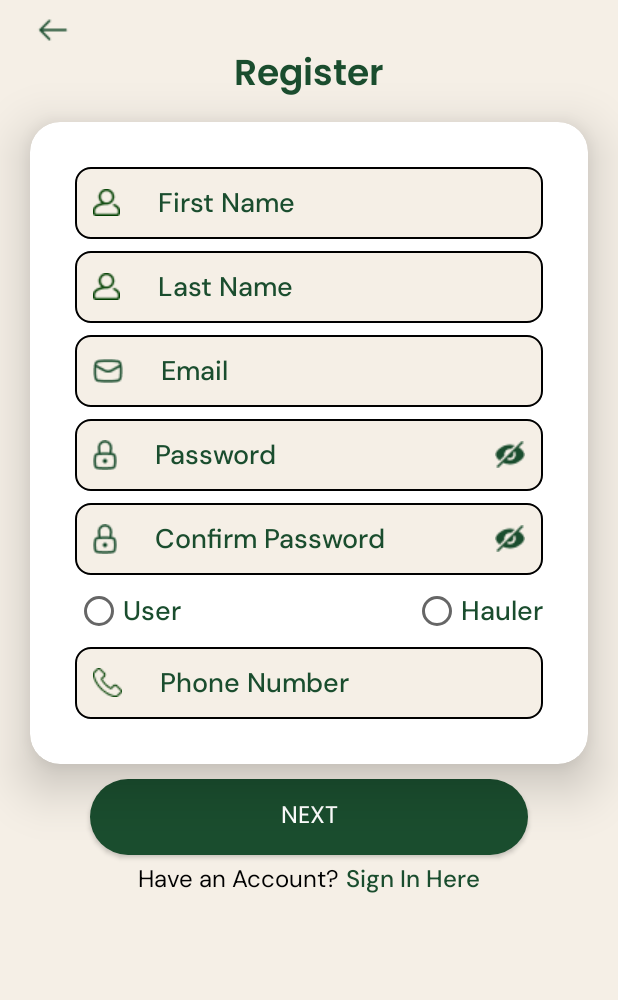
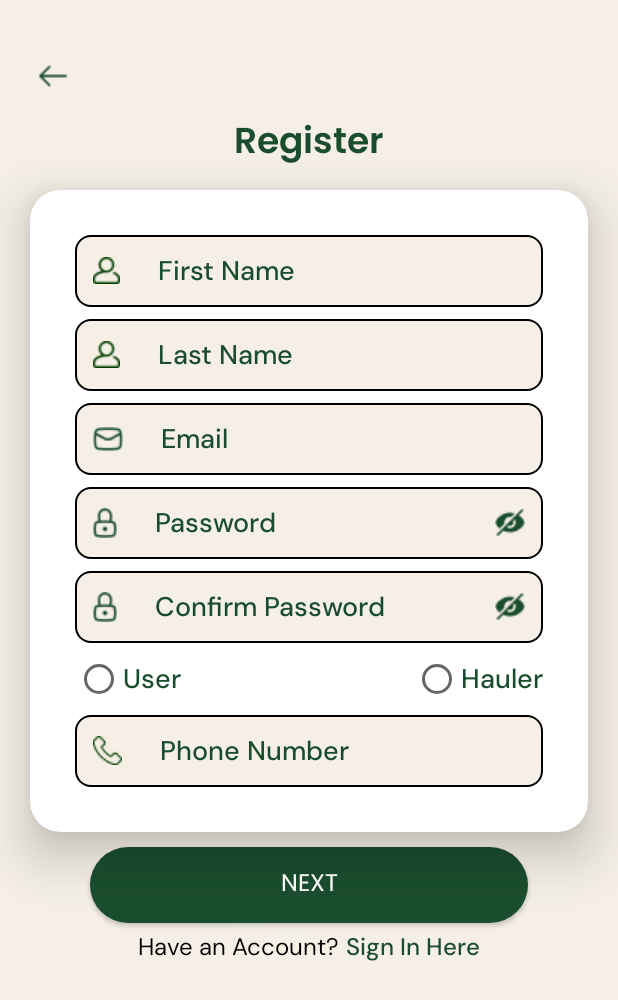
Before and after one commit to kimrabago/FarmNook-Android, an Android app: the RegisterActivity screen opened directly, with no data from a screen before it, on a phone screen of 412 x 824 dp. Shown: the top 1000 px of the screen. Run offline under Robolectric (Android 15) with nearby library versions, the phone set to English and light mode, and no system bars.

Commit message:
improved back buttons

```diff
--- a/app/src/main/res/layout/activity_edit_profile.xml
+++ b/app/src/main/res/layout/activity_edit_profile.xml
@@ -17,9 +17,9 @@
         <ImageButton
             android:id="@+id/btn_back"
             android:layout_width="40dp"
-            android:layout_height="35dp"
+            android:layout_height="45dp"
             android:layout_alignParentStart="true"
-            android:layout_marginStart="10dp"
+            android:layout_marginStart="20dp"
             android:background="@null"
             android:contentDescription="@string/back_button"
             android:src="@drawable/back_arrow" />
--- a/app/src/main/res/layout/activity_hauler_profile.xml
+++ b/app/src/main/res/layout/activity_hauler_profile.xml
@@ -15,23 +15,13 @@
     <ImageButton
         android:id="@+id/btn_back"
         android:layout_width="40dp"
-        android:layout_height="20dp"
+        android:layout_height="40dp"
         android:background="@null"
         android:src="@drawable/back_arrow"
         android:layout_marginStart="15dp"
-        android:layout_marginTop="10dp"
+        android:layout_marginTop="30dp"
         android:contentDescription="@string/back_button"/>
 
-    <TextView
-        android:id="@+id/profile_title"
-        android:layout_width="match_parent"
-        android:layout_height="wrap_content"
-        android:text="@string/profile"
-        android:fontFamily="@font/poppins_semibold"
-        android:textColor="@color/dark_green"
-        android:textSize="24sp"
-        android:textStyle="bold"
-        android:gravity="center" />
     </LinearLayout>
 
     <androidx.cardview.widget.CardView
@@ -48,6 +38,17 @@
             android:layout_height="wrap_content"
             android:orientation="vertical"
             android:padding="30dp">
+
+            <TextView
+                android:id="@+id/profile_title"
+                android:layout_width="match_parent"
+                android:layout_height="match_parent"
+                android:fontFamily="@font/poppins_semibold"
+                android:gravity="center"
+                android:text="@string/profile"
+                android:textColor="@color/dark_green"
+                android:textSize="24sp"
+                android:textStyle="bold" />
 
             <ImageView
                 android:layout_width="100dp"
@@ -169,6 +170,7 @@
                 android:layout_marginTop="20dp"
                 android:layout_gravity="end"
                 android:textAllCaps="false"/>
+
         </LinearLayout>
     </androidx.cardview.widget.CardView>
 </LinearLayout>
--- a/app/src/main/res/layout/activity_register.xml
+++ b/app/src/main/res/layout/activity_register.xml
@@ -1,34 +1,34 @@
 <?xml version="1.0" encoding="utf-8"?>
-<LinearLayout
-    xmlns:android="http://schemas.android.com/apk/res/android"
+<LinearLayout xmlns:android="http://schemas.android.com/apk/res/android"
+    xmlns:app="http://schemas.android.com/apk/res-auto"
     xmlns:tools="http://schemas.android.com/tools"
-    xmlns:app="http://schemas.android.com/apk/res-auto"
     android:layout_width="match_parent"
     android:layout_height="match_parent"
     android:background="@color/cream"
     android:orientation="vertical"
     tools:context=".views.auth.RegisterActivity">
 
+
     <ImageButton
         android:id="@+id/btn_back"
         android:layout_width="40dp"
-        android:layout_height="20dp"
+        android:layout_height="50dp"
+        android:layout_marginStart="15dp"
+        android:layout_marginTop="25dp"
         android:background="@null"
-        android:src="@drawable/back_arrow"
-        android:layout_marginStart="15dp"
-        android:layout_marginTop="10dp"
-        android:contentDescription="@string/back_button"/>
+        android:contentDescription="@string/back_button"
+        android:src="@drawable/back_arrow" />
 
     <TextView
         android:id="@+id/tv_register_title"
         android:layout_width="match_parent"
         android:layout_height="wrap_content"
+        android:fontFamily="@font/poppins_semibold"
+        android:gravity="center"
         android:text="@string/register"
-        android:fontFamily="@font/poppins_semibold"
         android:textColor="@color/dark_green"
         android:textSize="24sp"
-        android:textStyle="bold"
-        android:gravity="center" />
+        android:textStyle="bold" />
 
     <androidx.cardview.widget.CardView
         android:layout_width="match_parent"
@@ -61,42 +61,42 @@
                 android:id="@+id/et_last_name"
                 android:layout_width="match_parent"
                 android:layout_height="wrap_content"
-                android:hint="@string/last_name"
-                android:fontFamily="@font/dm_sans_medium"
-                android:textColorHint="@color/dark_green"
+                android:layout_marginTop="8dp"
+                android:background="@drawable/register_rounded_box"
                 android:drawableStart="@drawable/user_icon"
                 android:drawablePadding="25dp"
+                android:fontFamily="@font/dm_sans_medium"
+                android:hint="@string/last_name"
                 android:padding="12dp"
-                android:background="@drawable/register_rounded_box"
-                android:layout_marginTop="8dp" />
+                android:textColorHint="@color/dark_green" />
 
             <EditText
                 android:id="@+id/et_email"
                 android:layout_width="match_parent"
                 android:layout_height="wrap_content"
-                android:hint="@string/email"
-                android:fontFamily="@font/dm_sans_medium"
-                android:textColorHint="@color/dark_green"
+                android:layout_marginTop="8dp"
+                android:background="@drawable/register_rounded_box"
                 android:drawableStart="@drawable/email_icon"
                 android:drawablePadding="25dp"
+                android:fontFamily="@font/dm_sans_medium"
+                android:hint="@string/email"
                 android:padding="12dp"
-                android:background="@drawable/register_rounded_box"
-                android:layout_marginTop="8dp" />
+                android:textColorHint="@color/dark_green" />
 
             <EditText
                 android:id="@+id/et_password"
                 android:layout_width="match_parent"
                 android:layout_height="wrap_content"
-                android:hint="@string/password"
-                android:fontFamily="@font/dm_sans_medium"
-                android:textColorHint="@color/dark_green"
-                android:inputType="textPassword"
+                android:layout_marginTop="8dp"
+                android:background="@drawable/register_rounded_box"
                 android:drawableStart="@drawable/pass_icon"
                 android:drawableEnd="@drawable/eye_closed"
                 android:drawablePadding="25dp"
+                android:fontFamily="@font/dm_sans_medium"
+                android:hint="@string/password"
+                android:inputType="textPassword"
                 android:padding="12dp"
-                android:background="@drawable/register_rounded_box"
-                android:layout_marginTop="8dp" />
+                android:textColorHint="@color/dark_green" />
 
             <EditText
                 android:id="@+id/et_confirm_password"
@@ -117,18 +117,18 @@
                 android:id="@+id/rg_user_type"
                 android:layout_width="match_parent"
                 android:layout_height="wrap_content"
-                android:orientation="horizontal"
+                android:layout_marginTop="8dp"
                 android:gravity="center"
-                android:layout_marginTop="8dp">
+                android:orientation="horizontal">
 
                 <RadioButton
                     android:id="@+id/rb_user"
                     android:layout_width="wrap_content"
                     android:layout_height="wrap_content"
+                    android:fontFamily="@font/dm_sans_medium"
                     android:text="@string/user"
-                    android:fontFamily="@font/dm_sans_medium"
-                    android:textSize="18sp"
-                    android:textColor="@color/dark_green" />
+                    android:textColor="@color/dark_green"
+                    android:textSize="18sp" />
 
                 <Space
                     android:layout_width="0dp"
@@ -139,23 +139,24 @@
                     android:id="@+id/rb_hauler"
                     android:layout_width="wrap_content"
                     android:layout_height="wrap_content"
+                    android:fontFamily="@font/dm_sans_medium"
                     android:text="@string/hauler"
-                    android:fontFamily="@font/dm_sans_medium"
-                    android:textSize="18sp"
-                    android:textColor="@color/dark_green" />
+                    android:textColor="@color/dark_green"
+                    android:textSize="18sp" />
             </RadioGroup>
+
             <EditText
                 android:id="@+id/et_phone"
                 android:layout_width="match_parent"
                 android:layout_height="wrap_content"
-                android:hint="@string/phone_number"
-                android:fontFamily="@font/dm_sans_medium"
-                android:textColorHint="@color/dark_green"
+                android:layout_marginTop="8dp"
+                android:background="@drawable/register_rounded_box"
                 android:drawableStart="@drawable/number_icon"
                 android:drawablePadding="25dp"
+                android:fontFamily="@font/dm_sans_medium"
+                android:hint="@string/phone_number"
                 android:padding="12dp"
-                android:background="@drawable/register_rounded_box"
-                android:layout_marginTop="8dp" />
+                android:textColorHint="@color/dark_green" />
         </LinearLayout>
     </androidx.cardview.widget.CardView>
 
@@ -163,27 +164,27 @@
         android:id="@+id/btn_next"
         android:layout_width="match_parent"
         android:layout_height="wrap_content"
+        android:layout_marginStart="60dp"
+        android:layout_marginEnd="60dp"
+        android:background="@drawable/rounded_button"
+        android:fontFamily="@font/poppins"
+        android:padding="12dp"
         android:text="@string/next"
-        android:fontFamily="@font/poppins"
-        android:background="@drawable/rounded_button"
         android:textColor="@color/white"
-        android:textSize="16sp"
-        android:padding="12dp"
-        android:layout_marginStart="60dp"
-        android:layout_marginEnd="60dp" />
+        android:textSize="16sp" />
 
     <LinearLayout
         android:layout_width="wrap_content"
         android:layout_height="wrap_content"
-        android:orientation="horizontal"
+        android:layout_gravity="center_horizontal"
         android:layout_marginTop="5dp"
-        android:layout_gravity="center_horizontal">
+        android:orientation="horizontal">
 
         <TextView
             android:layout_width="wrap_content"
             android:layout_height="wrap_content"
+            android:fontFamily="@font/dm_sans"
             android:text="@string/have_an_account"
-            android:fontFamily="@font/dm_sans"
             android:textColor="@color/black"
             android:textSize="16sp" />
 
@@ -191,11 +192,11 @@
             android:id="@+id/tv_sign_in"
             android:layout_width="wrap_content"
             android:layout_height="wrap_content"
+            android:clickable="true"
+            android:focusable="true"
+            android:fontFamily="@font/dm_sans_medium"
             android:text="@string/sign_in_here"
-            android:fontFamily="@font/dm_sans_medium"
             android:textColor="@color/dark_green"
-            android:textSize="16sp"
-            android:clickable="true"
-            android:focusable="true" />
+            android:textSize="16sp" />
     </LinearLayout>
 </LinearLayout>
--- a/app/src/main/res/layout/fragment_hauler_dashboard.xml
+++ b/app/src/main/res/layout/fragment_hauler_dashboard.xml
@@ -21,6 +21,7 @@
                     android:id="@+id/menu_burger"
                     android:layout_width="24dp"
                     android:layout_height="30dp"
+                    android:layout_marginTop="30dp"
                     android:src="@drawable/menu"
                     android:contentDescription="@string/menu_icon"
                     android:layout_alignParentStart="true" />
@@ -29,6 +30,7 @@
                     android:id="@+id/dashboard_title"
                     android:layout_width="wrap_content"
                     android:layout_height="wrap_content"
+                    android:layout_marginTop="30dp"
                     android:text="@string/dashboard"
                     android:fontFamily="@font/poppins_semibold"
                     android:textColor="@color/dark_green"
@@ -40,6 +42,7 @@
                     android:id="@+id/profile_icon"
                     android:layout_width="32dp"
                     android:layout_height="32dp"
+                    android:layout_marginTop="30dp"
                     android:src="@drawable/profile_circle"
                     android:contentDescription="@string/profile_icon"
                     android:layout_alignParentEnd="true" />
```
